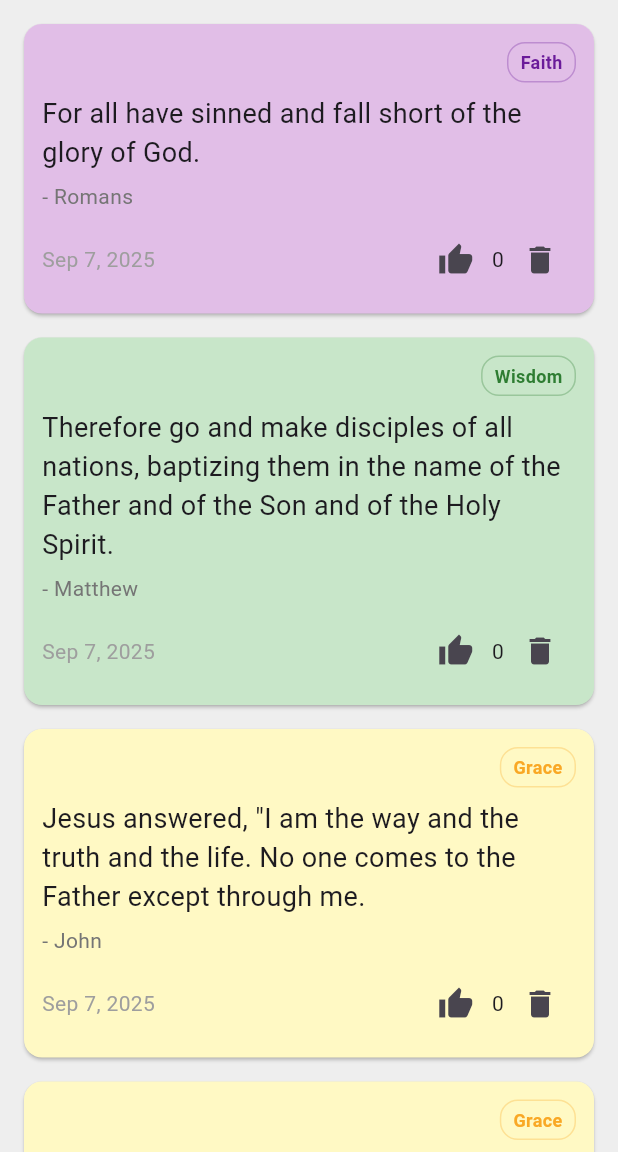
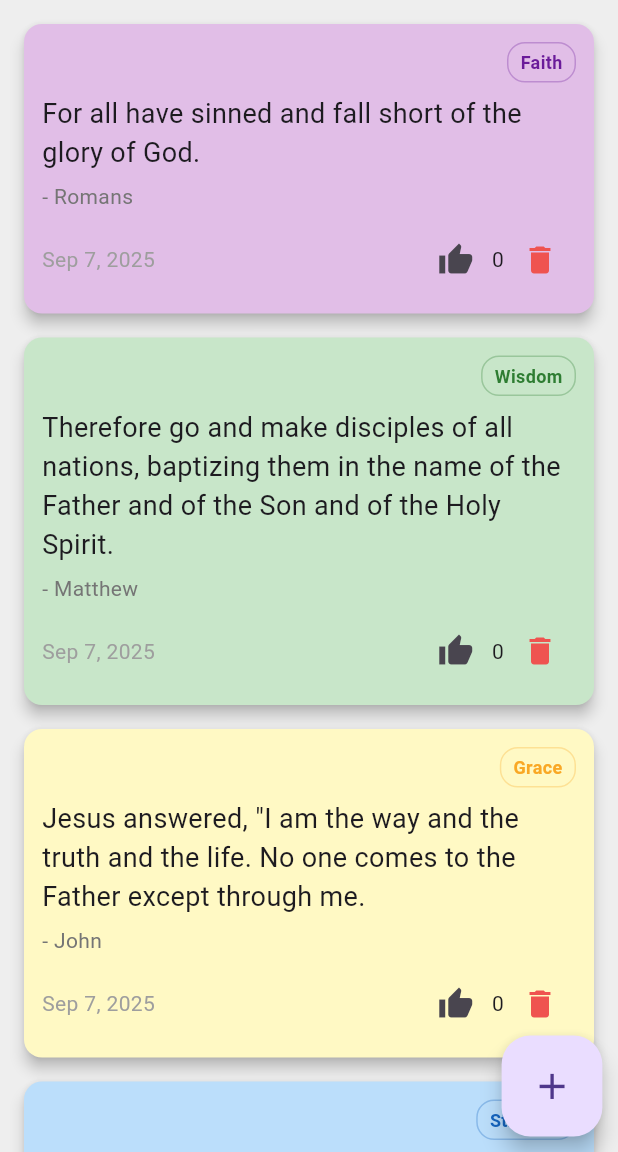
Before and after one commit to jasn17/CPSC-4150, a Flutter app: the screen it shows after launch, on a phone screen of 412 x 824 dp, the part 84-1236 px from its top. Run offline on Flutter 3.47's test engine with Material 3 defaults, Android fonts, the phone set to English and light mode, and no system bars.

Commit message:
final edit

```diff
--- /dev/null
+++ b/Ninja_ID_Demo/lib/animations.dart
@@ -0,0 +1,154 @@
+import 'package:flutter/material.dart';
+
+/// Simple animation utilities for the Bible Quotes app
+/// This file contains 4 beginner-friendly animation features that can be easily added to any widget
+class AppAnimations {
+
+  /// Makes widgets fade in smoothly when they first appear
+  /// Usage: Wrap any widget with AppAnimations.fadeIn(child: yourWidget)
+  static Widget fadeIn({
+    required Widget child,
+    Duration duration = const Duration(milliseconds: 500),
+  }) {
+    return TweenAnimationBuilder<double>(
+      tween: Tween(begin: 0.0, end: 1.0),
+      duration: duration,
+      builder: (context, value, child) {
+        return Opacity(
+          opacity: value,
+          child: child,
+        );
+      },
+      child: child,
+    );
+  }
+
+  /// Makes widgets grow or shrink smoothly
+  /// Usage: AppAnimations.scale(child: yourWidget, scale: 1.2) for 20% bigger
+  static Widget scale({
+    required Widget child,
+    double scale = 1.0,
+    Duration duration = const Duration(milliseconds: 300),
+  }) {
+    return TweenAnimationBuilder<double>(
+      tween: Tween(begin: 0.0, end: scale),
+      duration: duration,
+      curve: Curves.elasticOut,
+      builder: (context, value, child) {
+        return Transform.scale(
+          scale: value,
+          child: child,
+        );
+      },
+      child: child,
+    );
+  }
+
+  /// Makes widgets slide in from a direction
+  /// Usage: AppAnimations.slideIn(child: yourWidget, direction: SlideDirection.left)
+  static Widget slideIn({
+    required Widget child,
+    SlideDirection direction = SlideDirection.bottom,
+    Duration duration = const Duration(milliseconds: 400),
+  }) {
+    Offset beginOffset;
+    switch (direction) {
+      case SlideDirection.left:
+        beginOffset = const Offset(-1.0, 0.0);
+        break;
+      case SlideDirection.right:
+        beginOffset = const Offset(1.0, 0.0);
+        break;
+      case SlideDirection.top:
+        beginOffset = const Offset(0.0, -1.0);
+        break;
+      case SlideDirection.bottom:
+        beginOffset = const Offset(0.0, 1.0);
+        break;
+    }
+
+    return TweenAnimationBuilder<Offset>(
+      tween: Tween(begin: beginOffset, end: Offset.zero),
+      duration: duration,
+      curve: Curves.easeOutBack,
+      builder: (context, value, child) {
+        return Transform.translate(
+          offset: Offset(
+            value.dx * MediaQuery.of(context).size.width,
+            value.dy * MediaQuery.of(context).size.height,
+          ),
+          child: child,
+        );
+      },
+      child: child,
+    );
+  }
+
+  /// 4. BOUNCE ANIMATION
+  /// Makes widgets bounce when tapped or when a condition changes
+  /// Usage: AppAnimations.bounce(child: yourWidget, shouldBounce: someCondition)
+  static Widget bounce({
+    required Widget child,
+    required bool shouldBounce,
+    Duration duration = const Duration(milliseconds: 200),
+  }) {
+    return AnimatedScale(
+      scale: shouldBounce ? 1.2 : 1.0,
+      duration: duration,
+      curve: Curves.elasticOut,
+      child: child,
+    );
+  }
+}
+
+/// Directions for slide animations
+enum SlideDirection {
+  left,
+  right,
+  top,
+  bottom,
+}
+
+/// 5. BONUS: STAGGERED LIST ANIMATION
+/// Makes a list of widgets appear one after another with a delay
+/// Usage: AppAnimations.staggeredList(children: [widget1, widget2, widget3])
+class StaggeredList extends StatelessWidget {
+  final List<Widget> children;
+  final Duration delay;
+  final Duration duration;
+
+  const StaggeredList({
+    super.key,
+    required this.children,
+    this.delay = const Duration(milliseconds: 100),
+    this.duration = const Duration(milliseconds: 300),
+  });
+
+  @override
+  Widget build(BuildContext context) {
+    return ListView(
+      padding: const EdgeInsets.only(bottom: 16),
+      children: children.asMap().entries.map((entry) {
+        int index = entry.key;
+        Widget child = entry.value;
+
+        return TweenAnimationBuilder<double>(
+          tween: Tween(begin: 0.0, end: 1.0),
+          duration: Duration(
+            milliseconds: duration.inMilliseconds + (index * delay.inMilliseconds),
+          ),
+          curve: Curves.easeOutBack,
+          builder: (context, value, _) {
+            return Transform.translate(
+              offset: Offset(0, 50 * (1 - value)),
+              child: Opacity(
+                opacity: value.clamp(0.0, 1.0),
+                child: child,
+              ),
+            );
+          },
+        );
+      }).toList(),
+    );
+  }
+}
--- a/Ninja_ID_Demo/lib/main.dart
+++ b/Ninja_ID_Demo/lib/main.dart
@@ -1,10 +1,28 @@
 import 'package:flutter/material.dart';
 import 'quote.dart';
 import 'quote_card.dart';
+import 'animations.dart';
 
 /// Starts the app by calling the QuoteList() app
 void main() => runApp(
-    const MaterialApp(home: QuoteList())
+    MaterialApp(
+      title: 'Bible Quotes',
+      theme: ThemeData(
+        primarySwatch: Colors.amber,
+        visualDensity: VisualDensity.adaptivePlatformDensity,
+        cardTheme: const CardThemeData(
+          elevation: 4,
+          shape: RoundedRectangleBorder(
+            borderRadius: BorderRadius.all(Radius.circular(12)),
+          ),
+        ),
+        appBarTheme: const AppBarTheme(
+          elevation: 2,
+          centerTitle: true,
+        ),
+      ),
+      home: const QuoteList(),
+    )
 );
 
 /// QuoteList creates and returns a page template
@@ -39,7 +57,7 @@ class _QuoteListState extends State<QuoteList> {
       author: 'Isaiah',
       text:
       'But those who hope in the Lord will renew their strength. They will soar on wings like eagles; they will run and not be weary; they will walk and not faint',
-      theme: 'Grace',
+      theme: 'Strength',
     ),
   ];
 
@@ -49,16 +67,39 @@ class _QuoteListState extends State<QuoteList> {
     return Scaffold(
       backgroundColor: Colors.grey[200],
       appBar: AppBar(
-        title: const Text('Bible Quotes'),
+        title: AppAnimations.fadeIn(
+          child: const Text('Bible Quotes'),
+        ),
         centerTitle: true,
         backgroundColor: Colors.amberAccent,
       ),
       // Body of page, displaying card widgets
-      body:
-      Column(
-        // For each Quote in quotes make a QuoteCard widget
-        // Also passes a callback: when user presses "like", update state
-        children: quotes.map<Widget>((q) => QuoteCard(quote: q, onLike: () => setState(() => q.likes++), onDelete: () => setState(() => quotes.remove(q)))).toList(),
+      body: StaggeredList(
+        children: quotes.map<Widget>((q) => QuoteCard(
+          quote: q,
+          onLike: () => setState(() => q.likes++),
+          onDelete: () => setState(() => quotes.remove(q))
+        )).toList(),
+      ),
+      floatingActionButton: AppAnimations.bounce(
+        shouldBounce: true,
+        child: FloatingActionButton(
+          onPressed: () {
+            // Show a simple snackbar as placeholder for "add quote" functionality
+            ScaffoldMessenger.of(context).showSnackBar(
+              SnackBar(
+                content: const Text('Add new quote feature coming soon!'),
+                backgroundColor: Colors.amber[600],
+                behavior: SnackBarBehavior.floating,
+                shape: RoundedRectangleBorder(
+                  borderRadius: BorderRadius.circular(8),
+                ),
+              ),
+            );
+          },
+          child: const Icon(Icons.add),
+          tooltip: 'Add new quote',
+        ),
       ),
     );
   }
--- a/Ninja_ID_Demo/lib/quote_card.dart
+++ b/Ninja_ID_Demo/lib/quote_card.dart
@@ -1,6 +1,7 @@
 import 'package:flutter/material.dart';
 import 'quote.dart';
 import 'package:intl/intl.dart';
+import 'animations.dart';
 
 // Reusable widget to display one quote preformatted
 class QuoteCard extends StatelessWidget {
@@ -127,14 +128,20 @@ class QuoteCard extends StatelessWidget {
                 // Display thumbs up button and counter *
                 Row(
                   children: [
-                    IconButton(
-                      icon: const Icon(Icons.thumb_up),
-                      // Call function given by parent
-                      onPressed: onLike,
+                    AppAnimations.bounce(
+                      shouldBounce: quote.likes > 0,
+                      child: IconButton(
+                        icon: const Icon(Icons.thumb_up),
+                        // Call function given by parent
+                        onPressed: onLike,
+                      ),
                     ),
                     Text('${quote.likes}'),
                     IconButton(
-                      icon: const Icon(Icons.delete),
+                      icon: Icon(
+                        Icons.delete,
+                        color: Colors.red[400],
+                      ),
                       onPressed: () => _showDeleteConfirmation(context),
                     )
                   ],
```
Also changed, not shown: 2 other files.
